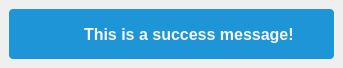
Before: the Qt Designer form budgetter/view/skeletons/Toaster.ui in opierre/Budgetter, drawn with Qt 5.
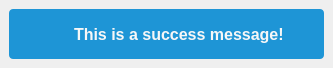
After: the same form once the commit is applied. Icons and pictures are not drawn.

What changed in the file:
```diff
--- a/budgetter/view/skeletons/Toaster.ui
+++ b/budgetter/view/skeletons/Toaster.ui
@@ -6,7 +6,7 @@
    <rect>
     <x>0</x>
     <y>0</y>
-    <width>329</width>
+    <width>319</width>
     <height>68</height>
    </rect>
   </property>
@@ -97,7 +97,7 @@
        <number>5</number>
       </property>
       <property name="leftMargin">
-       <number>20</number>
+       <number>10</number>
       </property>
       <property name="topMargin">
        <number>0</number>
```
